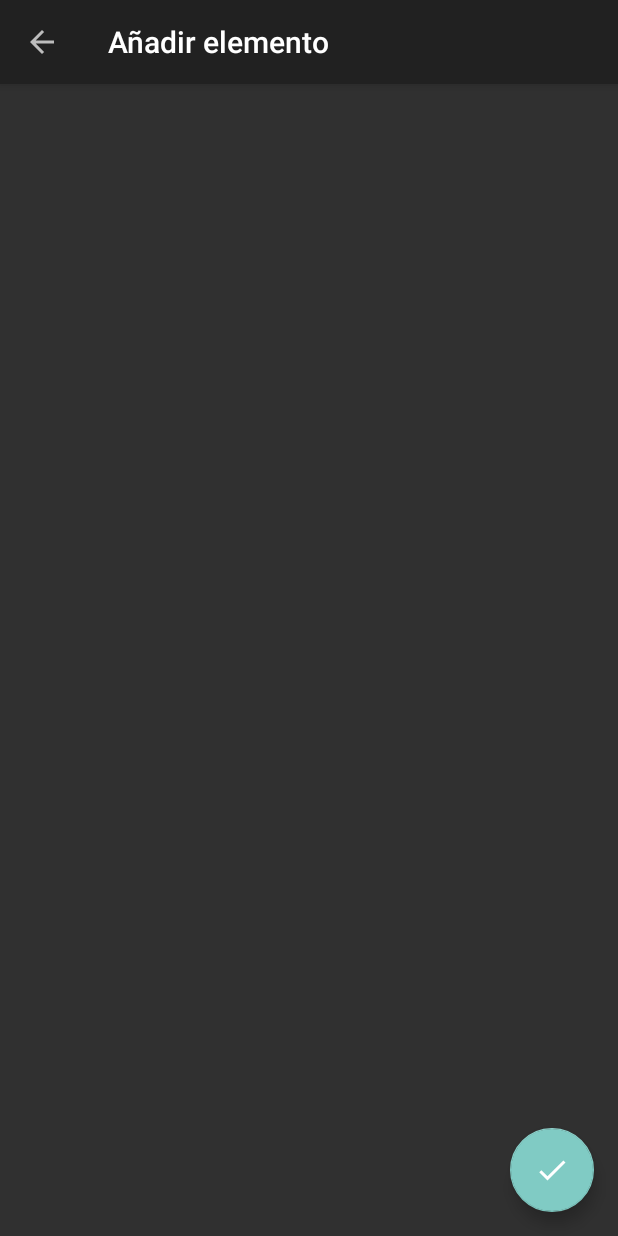
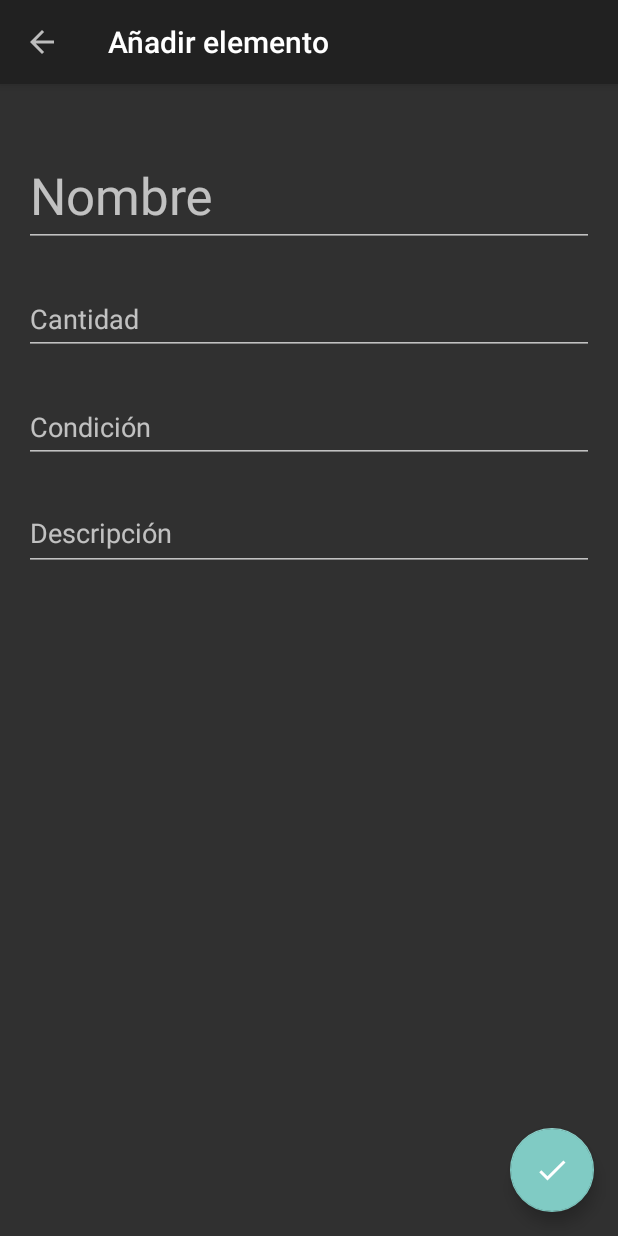
Before and after one commit to zKisko/Stock, an Android app: the AddEditItemFragment screen opened directly, with no data from a screen before it, on a phone screen of 412 x 824 dp. Run offline under Robolectric (Android 15) with nearby library versions, the phone set to English and light mode, and no system bars.

Commit message:
29/11/2022

```diff
--- a/app/src/main/java/com/cidead/pmdm/stock/AddEditItems/AddEditItemFragment.java
+++ b/app/src/main/java/com/cidead/pmdm/stock/AddEditItems/AddEditItemFragment.java
@@ -74,6 +74,7 @@ public class AddEditItemFragment extends Fragment {
         mQuantityLabel = (TextInputLayout) root.findViewById(R.id.til_quantity);
         mConditionLabel = (TextInputLayout) root.findViewById(R.id.til_condition);
         mDescriptionLabel = (TextInputLayout) root.findViewById(R.id.til_description);
+
 
         // Eventos  //AÑADE ITEMS A TRAVES DEL BOTON SAVEBUTTON
         mSaveButton.setOnClickListener(new View.OnClickListener() {
--- a/app/src/main/res/layout/fragment_add_edit_item.xml
+++ b/app/src/main/res/layout/fragment_add_edit_item.xml
@@ -5,14 +5,68 @@
     android:descendantFocusability="beforeDescendants"
     android:focusableInTouchMode="true"
     android:orientation="vertical"
-    tools:context=".AddEditItems.AddEditItemFragment">
+    tools:context=".AddEditItems.AddEditItemsActivity">
 
     <com.google.android.material.textfield.TextInputLayout
         android:id="@+id/til_name"
         android:layout_width="match_parent"
         android:layout_height="wrap_content"
-        android:layout_marginTop="16dp">
+        android:layout_marginTop="@dimen/activity_vertical_margin">
 
+        <com.google.android.material.textfield.TextInputEditText
+            android:id="@+id/et_name"
+            android:layout_width="match_parent"
+            android:layout_height="wrap_content"
+            android:hint="Nombre"
+            android:inputType="textPersonName"
+            android:textAppearance="@style/TextAppearance.AppCompat.Display1" />
+    </com.google.android.material.textfield.TextInputLayout>
+
+    <com.google.android.material.textfield.TextInputLayout
+        android:id="@+id/til_quantity"
+        android:layout_width="match_parent"
+        android:layout_height="wrap_content"
+        android:layout_marginTop="@dimen/activity_vertical_margin">
+
+        <com.google.android.material.textfield.TextInputEditText
+            android:id="@+id/et_quantity"
+            android:layout_width="match_parent"
+            android:layout_height="wrap_content"
+            android:hint="Cantidad"
+            android:inputType="number"
+            tools:text="2" />
+    </com.google.android.material.textfield.TextInputLayout>
+
+    <com.google.android.material.textfield.TextInputLayout
+        android:id="@+id/til_condition"
+        android:layout_width="match_parent"
+        android:layout_height="wrap_content"
+        android:layout_marginTop="@dimen/activity_vertical_margin">
+
+        <com.google.android.material.textfield.TextInputEditText
+            android:id="@+id/et_condition"
+            android:layout_width="match_parent"
+            android:layout_height="wrap_content"
+            android:hint="Condición"
+            android:inputType="text"
+            tools:text="Nuevo" />
+    </com.google.android.material.textfield.TextInputLayout>
+
+    <com.google.android.material.textfield.TextInputLayout
+        android:id="@+id/til_description"
+        android:layout_width="match_parent"
+        android:layout_height="wrap_content"
+        android:layout_marginTop="@dimen/activity_vertical_margin">
+
+        <com.google.android.material.textfield.TextInputEditText
+            android:id="@+id/et_description"
+            android:layout_width="match_parent"
+            android:layout_height="wrap_content"
+            android:gravity="top|start"
+            android:hint="Descripción"
+            android:imeOptions="actionDone"
+            android:inputType="text|textMultiLine"
+            tools:text="@string/description" />
     </com.google.android.material.textfield.TextInputLayout>
 
 </LinearLayout>
```
Also changed, not shown: app/src/main/java/com/cidead/pmdm/stock/DB/ItemsDBHelper.java (+10 -111 lines).
